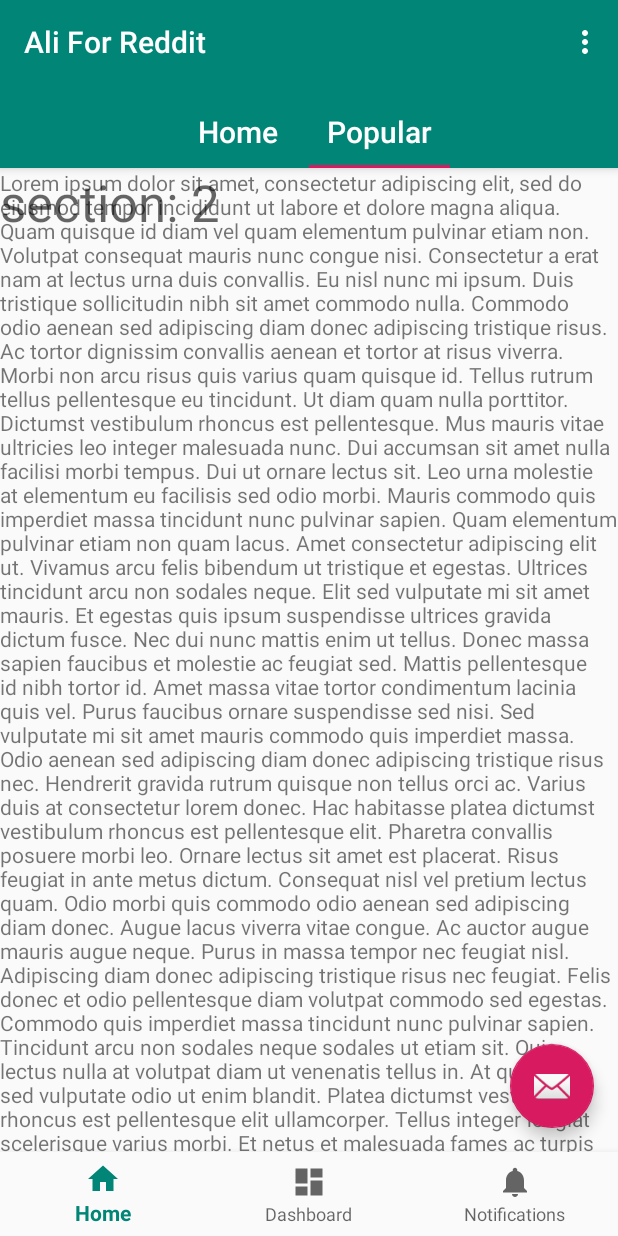
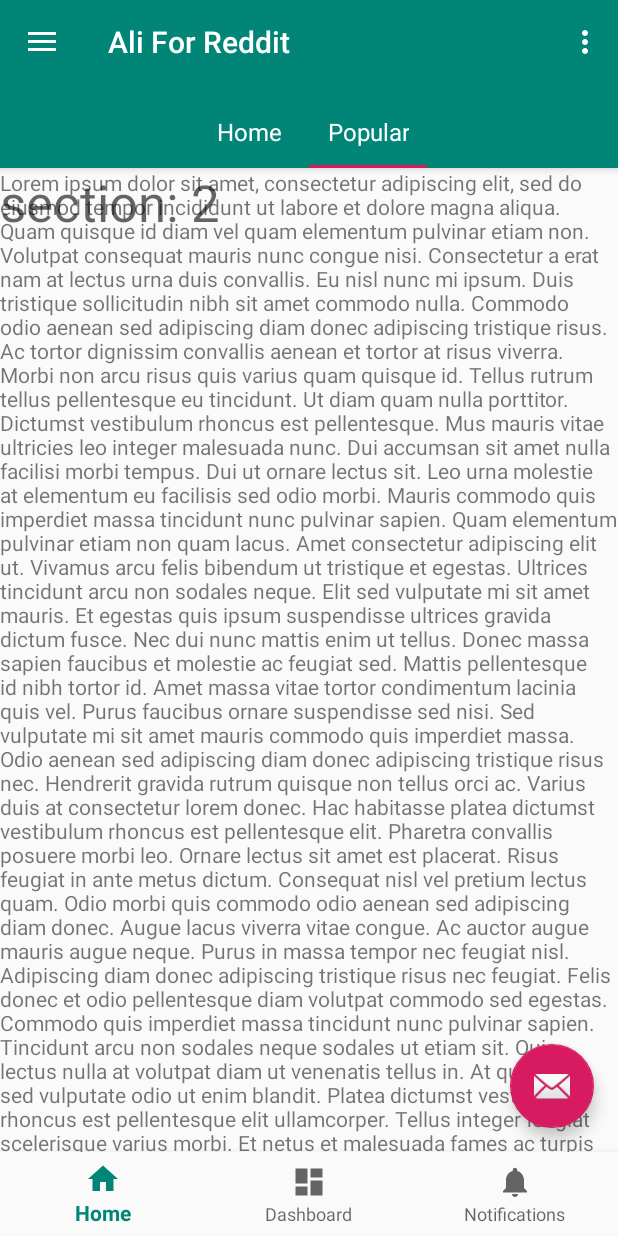
Before and after one commit to ZianeA/Ali-For-Reddit, an Android app: the screen it shows after launch (MainActivity), tab 2 chosen, on a phone screen of 412 x 824 dp. Run offline under Robolectric (Android 15) with nearby library versions, the phone set to English and light mode, and no system bars.

Commit message:
Add Navigation drawer

```diff
--- a/app/src/main/java/com/visualeap/aliforreddit/MainActivity.kt
+++ b/app/src/main/java/com/visualeap/aliforreddit/MainActivity.kt
@@ -1,13 +1,16 @@
 package com.visualeap.aliforreddit
 
 import android.os.Bundle
+import androidx.appcompat.app.ActionBarDrawerToggle
 import com.google.android.material.bottomnavigation.BottomNavigationView
 import androidx.appcompat.app.AppCompatActivity
+import androidx.core.view.GravityCompat
+import com.google.android.material.navigation.NavigationView
 import kotlinx.android.synthetic.main.activity_main.*
 
 class MainActivity : AppCompatActivity() {
 
-    private val mOnNavigationItemSelectedListener =
+    private val onBottomNavigationItemSelectedListener =
         BottomNavigationView.OnNavigationItemSelectedListener { item ->
             when (item.itemId) {
                 R.id.navigation_home -> {
@@ -26,11 +29,59 @@ class MainActivity : AppCompatActivity() {
             false
         }
 
+    private val onDrawerItemSelectedListener =
+        NavigationView.OnNavigationItemSelectedListener {
+            // Handle navigation view item clicks here.
+            when (it.itemId) {
+                R.id.nav_camera -> {
+                    // Handle the camera action
+                }
+                R.id.nav_gallery -> {
+
+                }
+                R.id.nav_slideshow -> {
+
+                }
+                R.id.nav_manage -> {
+
+                }
+                R.id.nav_share -> {
+
+                }
+                R.id.nav_send -> {
+
+                }
+            }
+
+            drawer_layout.closeDrawer(GravityCompat.START)
+            true
+        }
+
     override fun onCreate(savedInstanceState: Bundle?) {
         super.onCreate(savedInstanceState)
         setContentView(R.layout.activity_main)
         setSupportActionBar(toolbar)
 
-        navigation.setOnNavigationItemSelectedListener(mOnNavigationItemSelectedListener)
+        navigation.setOnNavigationItemSelectedListener(onBottomNavigationItemSelectedListener)
+
+        val toggle = ActionBarDrawerToggle(
+            this,
+            drawer_layout,
+            toolbar,
+            R.string.navigation_drawer_open,
+            R.string.navigation_drawer_close
+        )
+        drawer_layout.addDrawerListener(toggle)
+        toggle.syncState()
+
+        nav_view.setNavigationItemSelectedListener(onDrawerItemSelectedListener)
+    }
+
+    override fun onBackPressed() {
+        if (drawer_layout.isDrawerOpen(GravityCompat.START)) {
+            drawer_layout.closeDrawer(GravityCompat.START)
+        } else {
+            super.onBackPressed()
+        }
     }
 }
--- /dev/null
+++ b/app/src/main/res/drawable-v21/ic_menu_camera.xml
@@ -0,0 +1,12 @@
+<vector xmlns:android="http://schemas.android.com/apk/res/android"
+    android:width="24dp"
+    android:height="24dp"
+    android:viewportWidth="24.0"
+    android:viewportHeight="24.0">
+    <path
+        android:fillColor="#FF000000"
+        android:pathData="M12,12m-3.2,0a3.2,3.2 0,1 1,6.4 0a3.2,3.2 0,1 1,-6.4 0" />
+    <path
+        android:fillColor="#FF000000"
+        android:pathData="M9,2L7.17,4H4c-1.1,0 -2,0.9 -2,2v12c0,1.1 0.9,2 2,2h16c1.1,0 2,-0.9 2,-2V6c0,-1.1 -0.9,-2 -2,-2h-3.17L15,2H9zm3,15c-2.76,0 -5,-2.24 -5,-5s2.24,-5 5,-5 5,2.24 5,5 -2.24,5 -5,5z" />
+</vector>
--- /dev/null
+++ b/app/src/main/res/drawable-v21/ic_menu_gallery.xml
@@ -0,0 +1,9 @@
+<vector xmlns:android="http://schemas.android.com/apk/res/android"
+    android:width="24dp"
+    android:height="24dp"
+    android:viewportWidth="24.0"
+    android:viewportHeight="24.0">
+    <path
+        android:fillColor="#FF000000"
+        android:pathData="M22,16V4c0,-1.1 -0.9,-2 -2,-2H8c-1.1,0 -2,0.9 -2,2v12c0,1.1 0.9,2 2,2h12c1.1,0 2,-0.9 2,-2zm-11,-4l2.03,2.71L16,11l4,5H8l3,-4zM2,6v14c0,1.1 0.9,2 2,2h14v-2H4V6H2z" />
+</vector>
--- /dev/null
+++ b/app/src/main/res/drawable-v21/ic_menu_manage.xml
@@ -0,0 +1,9 @@
+<vector xmlns:android="http://schemas.android.com/apk/res/android"
+    android:width="24dp"
+    android:height="24dp"
+    android:viewportWidth="24.0"
+    android:viewportHeight="24.0">
+    <path
+        android:fillColor="#FF000000"
+        android:pathData="M22.7,19l-9.1,-9.1c0.9,-2.3 0.4,-5 -1.5,-6.9 -2,-2 -5,-2.4 -7.4,-1.3L9,6 6,9 1.6,4.7C0.4,7.1 0.9,10.1 2.9,12.1c1.9,1.9 4.6,2.4 6.9,1.5l9.1,9.1c0.4,0.4 1,0.4 1.4,0l2.3,-2.3c0.5,-0.4 0.5,-1.1 0.1,-1.4z" />
+</vector>
--- /dev/null
+++ b/app/src/main/res/drawable-v21/ic_menu_send.xml
@@ -0,0 +1,9 @@
+<vector xmlns:android="http://schemas.android.com/apk/res/android"
+    android:width="24dp"
+    android:height="24dp"
+    android:viewportWidth="24.0"
+    android:viewportHeight="24.0">
+    <path
+        android:fillColor="#FF000000"
+        android:pathData="M2.01,21L23,12 2.01,3 2,10l15,2 -15,2z" />
+</vector>
--- /dev/null
+++ b/app/src/main/res/drawable-v21/ic_menu_share.xml
@@ -0,0 +1,9 @@
+<vector xmlns:android="http://schemas.android.com/apk/res/android"
+    android:width="24dp"
+    android:height="24dp"
+    android:viewportWidth="24.0"
+    android:viewportHeight="24.0">
+    <path
+        android:fillColor="#FF000000"
+        android:pathData="M18,16.08c-0.76,0 -1.44,0.3 -1.96,0.77L8.91,12.7c0.05,-0.23 0.09,-0.46 0.09,-0.7s-0.04,-0.47 -0.09,-0.7l7.05,-4.11c0.54,0.5 1.25,0.81 2.04,0.81 1.66,0 3,-1.34 3,-3s-1.34,-3 -3,-3 -3,1.34 -3,3c0,0.24 0.04,0.47 0.09,0.7L8.04,9.81C7.5,9.31 6.79,9 6,9c-1.66,0 -3,1.34 -3,3s1.34,3 3,3c0.79,0 1.5,-0.31 2.04,-0.81l7.12,4.16c-0.05,0.21 -0.08,0.43 -0.08,0.65 0,1.61 1.31,2.92 2.92,2.92 1.61,0 2.92,-1.31 2.92,-2.92s-1.31,-2.92 -2.92,-2.92z" />
+</vector>
--- /dev/null
+++ b/app/src/main/res/drawable-v21/ic_menu_slideshow.xml
@@ -0,0 +1,9 @@
+<vector xmlns:android="http://schemas.android.com/apk/res/android"
+    android:width="24dp"
+    android:height="24dp"
+    android:viewportWidth="24.0"
+    android:viewportHeight="24.0">
+    <path
+        android:fillColor="#FF000000"
+        android:pathData="M4,6H2v14c0,1.1 0.9,2 2,2h14v-2H4V6zm16,-4H8c-1.1,0 -2,0.9 -2,2v12c0,1.1 0.9,2 2,2h12c1.1,0 2,-0.9 2,-2V4c0,-1.1 -0.9,-2 -2,-2zm-8,12.5v-9l6,4.5 -6,4.5z" />
+</vector>
--- /dev/null
+++ b/app/src/main/res/drawable/side_nav_bar.xml
@@ -0,0 +1,9 @@
+<shape xmlns:android="http://schemas.android.com/apk/res/android"
+    android:shape="rectangle">
+    <gradient
+        android:angle="135"
+        android:centerColor="#009688"
+        android:endColor="#00695C"
+        android:startColor="#4DB6AC"
+        android:type="linear" />
+</shape>
--- a/app/src/main/res/layout/activity_main.xml
+++ b/app/src/main/res/layout/activity_main.xml
@@ -1,19 +1,25 @@
 <?xml version="1.0" encoding="utf-8"?>
-<androidx.constraintlayout.widget.ConstraintLayout xmlns:android="http://schemas.android.com/apk/res/android"
+<androidx.drawerlayout.widget.DrawerLayout xmlns:android="http://schemas.android.com/apk/res/android"
     xmlns:app="http://schemas.android.com/apk/res-auto"
     xmlns:tools="http://schemas.android.com/tools"
+    android:id="@+id/drawer_layout"
     android:layout_width="match_parent"
     android:layout_height="match_parent"
-    tools:context=".MainActivity">
+    android:fitsSystemWindows="true"
+    tools:context=".MainActivity"
+    tools:openDrawer="start">
+
+    <androidx.constraintlayout.widget.ConstraintLayout
+        android:layout_width="match_parent"
+        android:layout_height="match_parent">
 
         <com.google.android.material.appbar.AppBarLayout
             android:id="@+id/appBarLayout"
             android:layout_width="match_parent"
             android:layout_height="wrap_content"
-        android:fitsSystemWindows="true"
-        app:elevation="0dp"
             android:paddingBottom="@dimen/appbar_padding_bottom"
             android:theme="@style/AppTheme.AppBarOverlay"
+            app:elevation="0dp"
             app:layout_constraintStart_toStartOf="parent"
             app:layout_constraintTop_toTopOf="parent">
 
@@ -41,5 +47,17 @@
             android:background="?android:attr/windowBackground"
             app:layout_constraintBottom_toBottomOf="parent"
             app:layout_constraintStart_toStartOf="parent"
-        app:menu="@menu/navigation" />
+            app:menu="@menu/bottom_navigation" />
+
     </androidx.constraintlayout.widget.ConstraintLayout>
+
+    <com.google.android.material.navigation.NavigationView
+        android:id="@+id/nav_view"
+        android:layout_width="wrap_content"
+        android:layout_height="match_parent"
+        android:layout_gravity="start"
+        android:fitsSystemWindows="true"
+        app:headerLayout="@layout/drawer_header"
+        app:menu="@menu/drawer" />
+
+</androidx.drawerlayout.widget.DrawerLayout>
--- /dev/null
+++ b/app/src/main/res/layout/drawer_header.xml
@@ -0,0 +1,36 @@
+<?xml version="1.0" encoding="utf-8"?>
+<LinearLayout xmlns:android="http://schemas.android.com/apk/res/android"
+    xmlns:app="http://schemas.android.com/apk/res-auto"
+    android:layout_width="match_parent"
+    android:layout_height="@dimen/nav_header_height"
+    android:background="@drawable/side_nav_bar"
+    android:gravity="bottom"
+    android:orientation="vertical"
+    android:paddingLeft="@dimen/activity_horizontal_margin"
+    android:paddingTop="@dimen/activity_vertical_margin"
+    android:paddingRight="@dimen/activity_horizontal_margin"
+    android:paddingBottom="@dimen/activity_vertical_margin"
+    android:theme="@style/ThemeOverlay.AppCompat.Dark">
+
+    <ImageView
+        android:id="@+id/imageView"
+        android:layout_width="wrap_content"
+        android:layout_height="wrap_content"
+        android:contentDescription="@string/nav_header_desc"
+        android:paddingTop="@dimen/nav_header_vertical_spacing"
+        app:srcCompat="@mipmap/ic_launcher_round" />
+
+    <TextView
+        android:layout_width="match_parent"
+        android:layout_height="wrap_content"
+        android:paddingTop="@dimen/nav_header_vertical_spacing"
+        android:text="@string/nav_header_title"
+        android:textAppearance="@style/TextAppearance.AppCompat.Body1" />
+
+    <TextView
+        android:id="@+id/textView"
+        android:layout_width="wrap_content"
+        android:layout_height="wrap_content"
+        android:text="@string/nav_header_subtitle" />
+
+</LinearLayout>
--- a/app/src/main/res/layout/fragment_container_home.xml
+++ b/app/src/main/res/layout/fragment_container_home.xml
@@ -17,7 +17,7 @@
             android:layout_width="match_parent"
             android:layout_height="wrap_content"
             app:tabGravity="center"
-            app:tabTextAppearance="@style/TextAppearance.AppCompat.Title"
+            app:tabTextAppearance="@style/TextAppearance.AppCompat.Subhead"
             app:layout_scrollFlags="scroll|enterAlways">
 
             <com.google.android.material.tabs.TabItem
--- /dev/null
+++ b/app/src/main/res/menu/drawer.xml
@@ -0,0 +1,38 @@
+<?xml version="1.0" encoding="utf-8"?>
+<menu xmlns:android="http://schemas.android.com/apk/res/android"
+    xmlns:tools="http://schemas.android.com/tools"
+    tools:showIn="navigation_view">
+
+    <group android:checkableBehavior="single">
+        <item
+            android:id="@+id/nav_camera"
+            android:icon="@drawable/ic_menu_camera"
+            android:title="Import" />
+        <item
+            android:id="@+id/nav_gallery"
+            android:icon="@drawable/ic_menu_gallery"
+            android:title="Gallery" />
+        <item
+            android:id="@+id/nav_slideshow"
+            android:icon="@drawable/ic_menu_slideshow"
+            android:title="Slideshow" />
+        <item
+            android:id="@+id/nav_manage"
+            android:icon="@drawable/ic_menu_manage"
+            android:title="Tools" />
+    </group>
+
+    <item android:title="Communicate">
+        <menu>
+            <item
+                android:id="@+id/nav_share"
+                android:icon="@drawable/ic_menu_share"
+                android:title="Share" />
+            <item
+                android:id="@+id/nav_send"
+                android:icon="@drawable/ic_menu_send"
+                android:title="Send" />
+        </menu>
+    </item>
+
+</menu>
--- /dev/null
+++ b/app/src/main/res/values-v21/styles.xml
@@ -0,0 +1,8 @@
+<resources>
+
+    <style name="AppTheme.NoActionBar">
+        <item name="windowActionBar">false</item>
+        <item name="windowNoTitle">true</item>
+        <item name="android:statusBarColor">@android:color/transparent</item>
+    </style>
+</resources>
--- a/app/src/main/res/values/dimens.xml
+++ b/app/src/main/res/values/dimens.xml
@@ -4,4 +4,6 @@
     <dimen name="activity_vertical_margin">16dp</dimen>
     <dimen name="fab_margin">16dp</dimen>
     <dimen name="appbar_padding_bottom">8dp</dimen>
+    <dimen name="nav_header_vertical_spacing">8dp</dimen>
+    <dimen name="nav_header_height">176dp</dimen>
 </resources>
--- /dev/null
+++ b/app/src/main/res/values/drawables.xml
@@ -0,0 +1,8 @@
+<resources xmlns:android="http://schemas.android.com/apk/res/android">
+    <item name="ic_menu_camera" type="drawable">@android:drawable/ic_menu_camera</item>
+    <item name="ic_menu_gallery" type="drawable">@android:drawable/ic_menu_gallery</item>
+    <item name="ic_menu_slideshow" type="drawable">@android:drawable/ic_menu_slideshow</item>
+    <item name="ic_menu_manage" type="drawable">@android:drawable/ic_menu_manage</item>
+    <item name="ic_menu_share" type="drawable">@android:drawable/ic_menu_share</item>
+    <item name="ic_menu_send" type="drawable">@android:drawable/ic_menu_send</item>
+</resources>
--- a/app/src/main/res/values/strings.xml
+++ b/app/src/main/res/values/strings.xml
@@ -17,4 +17,9 @@
 Dui ut ornare lectus sit. Leo urna molestie at elementum eu facilisis sed odio morbi. Mauris commodo quis imperdiet massa tincidunt nunc pulvinar sapien. Quam elementum pulvinar etiam non quam lacus. Amet consectetur adipiscing elit ut. Vivamus arcu felis bibendum ut tristique et egestas. Ultrices tincidunt arcu non sodales neque. Elit sed vulputate mi sit amet mauris. Et egestas quis ipsum suspendisse ultrices gravida dictum fusce. Nec dui nunc mattis enim ut tellus. Donec massa sapien faucibus et molestie ac feugiat sed. Mattis pellentesque id nibh tortor id. Amet massa vitae tortor condimentum lacinia quis vel. Purus faucibus ornare suspendisse sed nisi. Sed vulputate mi sit amet mauris commodo quis imperdiet massa. Odio aenean sed adipiscing diam donec adipiscing tristique risus nec. Hendrerit gravida rutrum quisque non tellus orci ac.
 
 Varius duis at consectetur lorem donec. Hac habitasse platea dictumst vestibulum rhoncus est pellentesque elit. Pharetra convallis posuere morbi leo. Ornare lectus sit amet est placerat. Risus feugiat in ante metus dictum. Consequat nisl vel pretium lectus quam. Odio morbi quis commodo odio aenean sed adipiscing diam donec. Augue lacus viverra vitae congue. Ac auctor augue mauris augue neque. Purus in massa tempor nec feugiat nisl. Adipiscing diam donec adipiscing tristique risus nec feugiat. Felis donec et odio pellentesque diam volutpat commodo sed egestas. Commodo quis imperdiet massa tincidunt nunc pulvinar sapien. Tincidunt arcu non sodales neque sodales ut etiam sit. Quis lectus nulla at volutpat diam ut venenatis tellus in. At quis risus sed vulputate odio ut enim blandit. Platea dictumst vestibulum rhoncus est pellentesque elit ullamcorper. Tellus integer feugiat scelerisque varius morbi. Et netus et malesuada fames ac turpis egestas sed.</string>
+    <string name="navigation_drawer_open">Open navigation drawer</string>
+    <string name="navigation_drawer_close">Close navigation drawer</string>
+    <string name="nav_header_title">Android Studio</string>
+    <string name="nav_header_subtitle">android.studio@android.com</string>
+    <string name="nav_header_desc">Navigation header</string>
 </resources>
```
Also changed, not shown: app/src/main/res/menu/bottom_navigation.xml (renamed from app/src/main/res/menu/navigation.xml). Lines whose indentation alone changed are shown as unchanged.
